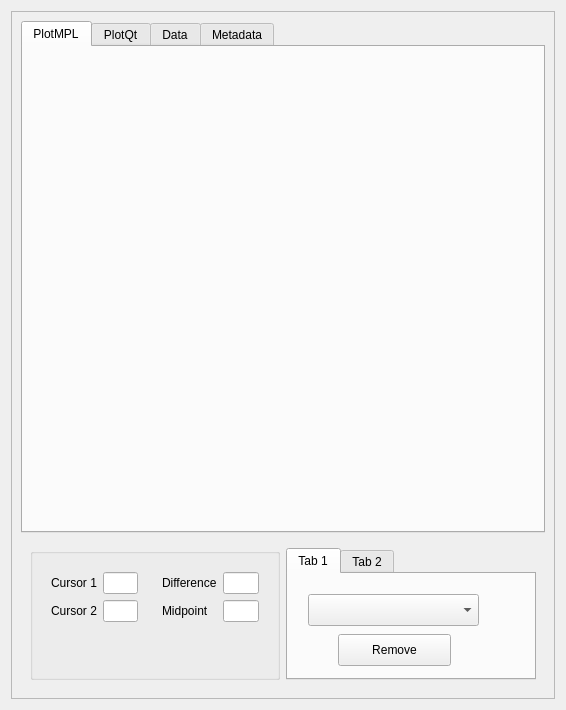
BCDA-APS/mdaviz, file mdaviz/resources/mda_file_viz.ui: the form before one commit.
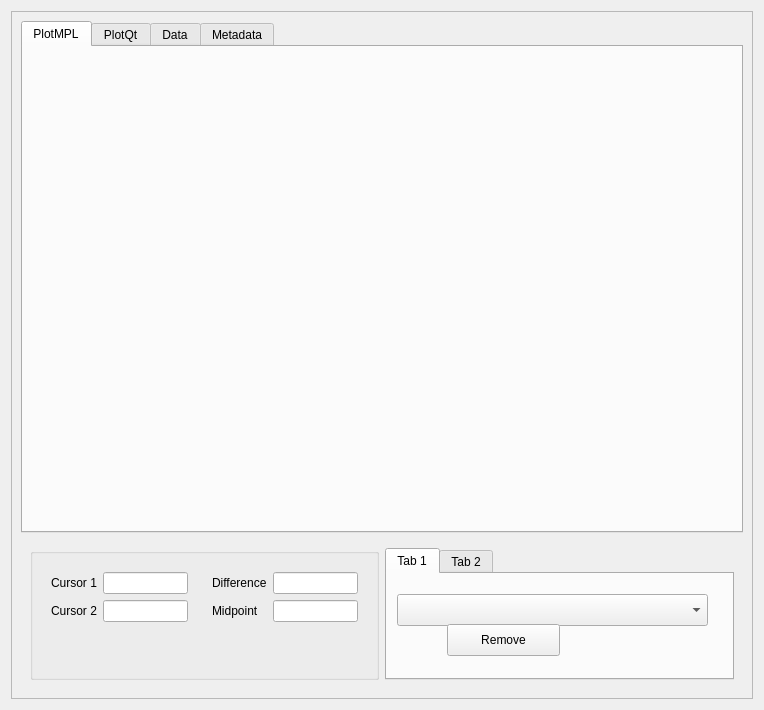
The form after the commit.

Commit message: #37 remove_curve when press Remove button

Diff of the .ui file:
```diff
--- a/mdaviz/resources/mda_file_viz.ui
+++ b/mdaviz/resources/mda_file_viz.ui
@@ -6,7 +6,7 @@
    <rect>
     <x>0</x>
     <y>0</y>
-    <width>566</width>
+    <width>764</width>
     <height>710</height>
    </rect>
   </property>
@@ -24,7 +24,7 @@
        <rect>
         <x>0</x>
         <y>0</y>
-        <width>540</width>
+        <width>738</width>
         <height>684</height>
        </rect>
       </property>
@@ -190,18 +190,24 @@
              <widget class="QComboBox" name="curveBox">
               <property name="geometry">
                <rect>
-                <x>20</x>
+                <x>10</x>
                 <y>20</y>
-                <width>171</width>
+                <width>311</width>
                 <height>32</height>
                </rect>
               </property>
+              <property name="sizePolicy">
+               <sizepolicy hsizetype="Expanding" vsizetype="Fixed">
+                <horstretch>0</horstretch>
+                <verstretch>0</verstretch>
+               </sizepolicy>
+              </property>
              </widget>
              <widget class="QPushButton" name="curveRemove">
               <property name="geometry">
                <rect>
-                <x>50</x>
-                <y>60</y>
+                <x>60</x>
+                <y>50</y>
                 <width>113</width>
                 <height>32</height>
                </rect>
```
The commit also changes 1 other file.
